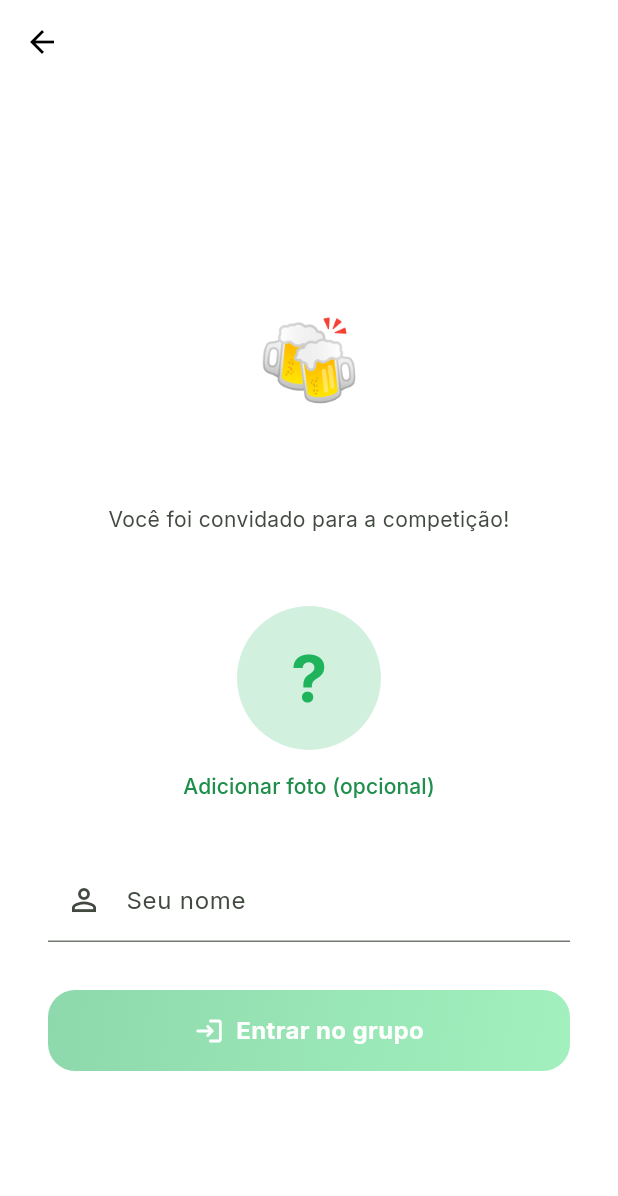
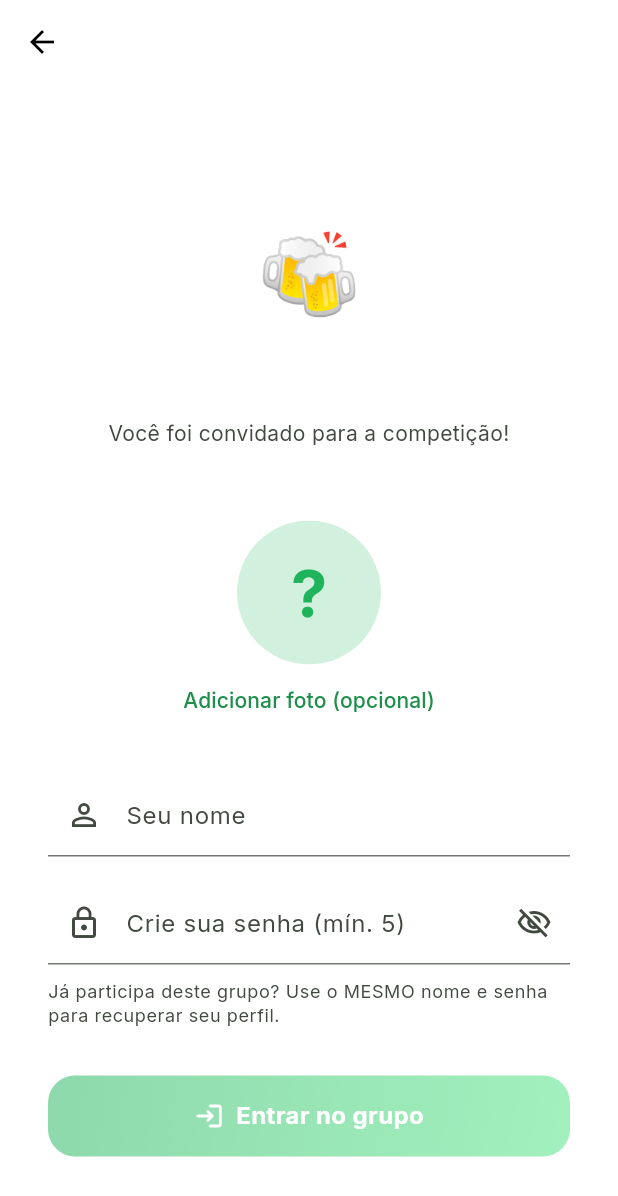
Before and after one commit to Danilo-Pasin/contagemcopos, a Flutter app: the JoinGroupPage screen opened directly with empty values, after a tap on the "arrow back" icon, on a phone screen of 412 x 824 dp. Shown: the top 1196 px of the screen. Run offline on Flutter 3.47's test engine with Material 3 defaults, Android fonts, the phone set to English and light mode, and no system bars; drawn by our look-alikes of flutter_animate; our stand-ins replace cached_network_image, confetti, fl_chart, flex_color_scheme, flutter_riverpod, go_router and 5 more; accounts and stored records are empty; network calls fail.

Commit message:
feat: login nome+senha (ctg_accounts), tipos de bebida atualizados (copão), entrada 'já estou em um grupo'

```diff
--- a/lib/core/constants/drink_types.dart
+++ b/lib/core/constants/drink_types.dart
@@ -13,14 +13,11 @@ class DrinkTypeDef {
 
 const List<DrinkTypeDef> kDrinkTypes = [
   DrinkTypeDef('cerveja', '🍺', 'Cerveja'),
-  DrinkTypeDef('longneck', '🍾', 'Long Neck'),
+  DrinkTypeDef('copo', '🍺', 'Copão'),
   DrinkTypeDef('vinho', '🍷', 'Vinho'),
   DrinkTypeDef('espumante', '🥂', 'Espumante'),
   DrinkTypeDef('destilado', '🥃', 'Destilado'),
   DrinkTypeDef('drink', '🍹', 'Drinque'),
-  DrinkTypeDef('energetico', '⚡', 'Energético'),
-  DrinkTypeDef('sem_alcool', '🥤', 'Sem álcool'),
-  DrinkTypeDef('outro', '🧃', 'Outro'),
 ];
 
 /// Resolve emojis/label de um tipo salvo; retorna null se desconhecido.
--- a/lib/core/constants/storage_keys.dart
+++ b/lib/core/constants/storage_keys.dart
@@ -5,6 +5,7 @@ class StorageKeys {
   static const String themeMode = 'contagem.themeMode';
   static const String currentAnonId = 'contagem.anonId';
   static const String currentName = 'contagem.name';
+  static const String currentAccountId = 'contagem.accountId';
   static const String currentPhoto = 'contagem.photo';
   static const String memberMap = 'contagem.memberMap'; // groupCode -> participantId
 }
--- a/lib/core/router/app_router.dart
+++ b/lib/core/router/app_router.dart
@@ -9,6 +9,7 @@ import '../../presentation/pages/group/group_shell.dart';
 import '../../presentation/pages/hall_of_fame/hall_of_fame_page.dart';
 import '../../presentation/pages/home/home_page.dart';
 import '../../presentation/pages/join_group/join_group_page.dart';
+import '../../presentation/pages/login/login_page.dart';
 import '../../presentation/pages/ranking/ranking_page.dart';
 import '../../presentation/pages/share/share_page.dart';
 import '../../presentation/pages/stats/stats_page.dart';
@@ -33,6 +34,11 @@ final appRouterProvider = Provider<GoRouter>((ref) {
         name: AppRoutes.joinName,
         builder: (_, state) =>
             JoinGroupPage(code: state.pathParameters['code']!),
+      ),
+      GoRoute(
+        path: AppRoutes.login,
+        name: AppRoutes.loginName,
+        builder: (_, state) => const LoginGroupPage(),
       ),
       // Grupo com bottom navigation (shell)
       ShellRoute(
--- a/lib/core/router/app_routes.dart
+++ b/lib/core/router/app_routes.dart
@@ -12,6 +12,10 @@ class AppRoutes {
   // O link compartilhável permanece /g/CODE (rota `group`).
   static String join(String code) => '/entrar/$code';
   static const String joinName = 'join';
+
+  /// Login de usuário já cadastrado (nome + senha), acessível pela home.
+  static const String login = '/entrar-login';
+  static const String loginName = 'login';
 
   static String group(String code) => '/g/$code';
   static const String groupName = 'group';
--- a/lib/presentation/pages/join_group/join_group_page.dart
+++ b/lib/presentation/pages/join_group/join_group_page.dart
@@ -23,16 +23,24 @@ class JoinGroupPage extends ConsumerStatefulWidget {
 
 class _JoinGroupPageState extends ConsumerState<JoinGroupPage> {
   final _nameCtrl = TextEditingController();
+  final _passCtrl = TextEditingController();
   String? _photoUrl;
   bool _loading = true;
   bool _joining = false;
+  bool _obscurePass = true;
   String? _groupName;
   String? _error;
-  bool _alreadyMember = false;
+  String? _accountId;
+
+  bool get _canJoin =>
+      _nameCtrl.text.trim().isNotEmpty &&
+      _passCtrl.text.length >= 5 &&
+      !_joining;
 
   @override
   void initState() {
     super.initState();
+    _accountId = ref.read(identityProvider).accountId;
     _load();
   }
 
@@ -58,7 +66,22 @@ class _JoinGroupPageState extends ConsumerState<JoinGroupPage> {
         _photoUrl = identity.savedPhoto;
       }
 
-      if (identity.anonId != null) {
+      // Já sou membro (conta reconhecida no dispositivo)? Entra direto.
+      if (_accountId != null) {
+        final me = await groupRepo.findMemberByAccount(group.id, _accountId!);
+        if (me != null) {
+          await ref
+              .read(identityProvider.notifier)
+              .rememberMember(widget.code, me.id);
+          if (mounted) {
+            context.go(AppRoutes.group(widget.code));
+            return;
+          }
+        }
+      }
+
+      // Fallback: conta por anon_id (perfil legado).
+      if (_accountId == null && identity.anonId != null) {
         final me = await groupRepo.findMember(group.id, identity.anonId!);
         if (me != null) {
           await ref
@@ -83,6 +106,7 @@ class _JoinGroupPageState extends ConsumerState<JoinGroupPage> {
   @override
   void dispose() {
     _nameCtrl.dispose();
+    _passCtrl.dispose();
     super.dispose();
   }
 
@@ -106,7 +130,7 @@ class _JoinGroupPageState extends ConsumerState<JoinGroupPage> {
   }
 
   Future<void> _join() async {
-    if (_nameCtrl.text.trim().isEmpty) return;
+    if (!_canJoin) return;
     setState(() => _joining = true);
     try {
       final identityNotifier = ref.read(identityProvider.notifier);
@@ -114,21 +138,30 @@ class _JoinGroupPageState extends ConsumerState<JoinGroupPage> {
       final groupRepo = ref.read(groupRepositoryProvider);
       final group = await groupRepo.getGroupByCode(widget.code);
 
-      await groupRepo.joinGroup(
-        group: group!,
-        anonId: identity.anonId!,
+      // Garante a conta nome+senha (cria se novo, valida se já existe).
+      final accountId = await groupRepo.ensureAccount(
+        name: _nameCtrl.text.trim(),
+        password: _passCtrl.text,
+      );
+
+      // Já é membro do grupo com essa conta? Entra direto.
+      var me = await groupRepo.findMemberByAccount(group!.id, accountId);
+      if (me == null) {
+        me = await groupRepo.joinGroup(
+          group: group,
+          anonId: identity.anonId!,
+          name: _nameCtrl.text.trim(),
+          accountId: accountId,
+          photoUrl: _photoUrl,
+        );
+      }
+
+      await identityNotifier.saveProfile(
         name: _nameCtrl.text.trim(),
         photoUrl: _photoUrl,
+        accountId: accountId,
       );
-
-      await identityNotifier.saveProfile(
-          name: _nameCtrl.text.trim(), photoUrl: _photoUrl);
-
-      // busca o participante recém-criado para registrar localmente
-      final me = await groupRepo.findMember(group.id, identity.anonId!);
-      if (me != null) {
-        await identityNotifier.rememberMember(widget.code, me.id);
-      }
+      await identityNotifier.rememberMember(widget.code, me.id);
 
       if (mounted) context.go(AppRoutes.group(widget.code));
     } catch (e) {
@@ -207,7 +240,7 @@ class _JoinGroupPageState extends ConsumerState<JoinGroupPage> {
                         TextField(
                           controller: _nameCtrl,
                           textCapitalization: TextCapitalization.words,
-                          textInputAction: TextInputAction.done,
+                          textInputAction: TextInputAction.next,
                           decoration: const InputDecoration(
                             labelText: 'Seu nome',
                             hintText: 'Como vão te chamar?',
@@ -215,14 +248,39 @@ class _JoinGroupPageState extends ConsumerState<JoinGroupPage> {
                           ),
                           onChanged: (_) => setState(() {}),
                         ).animate().fadeIn(delay: 300.ms).slideY(begin: 0.1),
+                        const SizedBox(height: AppSpacing.md),
+                        TextField(
+                          controller: _passCtrl,
+                          obscureText: _obscurePass,
+                          textInputAction: TextInputAction.done,
+                          onSubmitted: (_) => _canJoin ? _join() : null,
+                          decoration: InputDecoration(
+                            labelText: 'Crie sua senha (mín. 5)',
+                            hintText: 'Você usará para voltar ao seu perfil',
+                            prefixIcon: const Icon(Icons.lock_outline),
+                            suffixIcon: IconButton(
+                              icon: Icon(_obscurePass
+                                  ? Icons.visibility_off_outlined
+                                  : Icons.visibility_outlined),
+                              onPressed: () => setState(
+                                  () => _obscurePass = !_obscurePass),
+                            ),
+                          ),
+                          onChanged: (_) => setState(() {}),
+                        ).animate().fadeIn(delay: 380.ms).slideY(begin: 0.1),
+                        const SizedBox(height: AppSpacing.sm),
+                        Text(
+                          'Já participa deste grupo? Use o MESMO nome e senha '
+                          'para recuperar seu perfil.',
+                          style: context.tt.bodySmall?.copyWith(
+                              color: context.cs.onSurfaceVariant),
+                        ),
                         const SizedBox(height: AppSpacing.xl),
                         PrimaryButton(
                           label: 'Entrar no grupo',
                           icon: Icons.login_rounded,
                           loading: _joining,
-                          onPressed: _nameCtrl.text.trim().isEmpty
-                              ? null
-                              : _join,
+                          onPressed: _canJoin ? _join : null,
                         ).animate().fadeIn(delay: 400.ms).slideY(begin: 0.2),
                       ],
                     ),
```
Also changed, not shown: lib/data/repositories/group_repository.dart (+44 -0 lines), lib/data/services/identity_service.dart (+11 -2 lines), lib/presentation/pages/create_group/create_group_page.dart (+34 -1 lines), lib/presentation/pages/home/home_page.dart (+10 -6 lines), lib/presentation/pages/login/login_page.dart (added, +182 -0 lines), lib/presentation/providers/group_session_provider.dart (+7 -3 lines), lib/presentation/providers/identity_provider.dart (+18 -3 lines).
